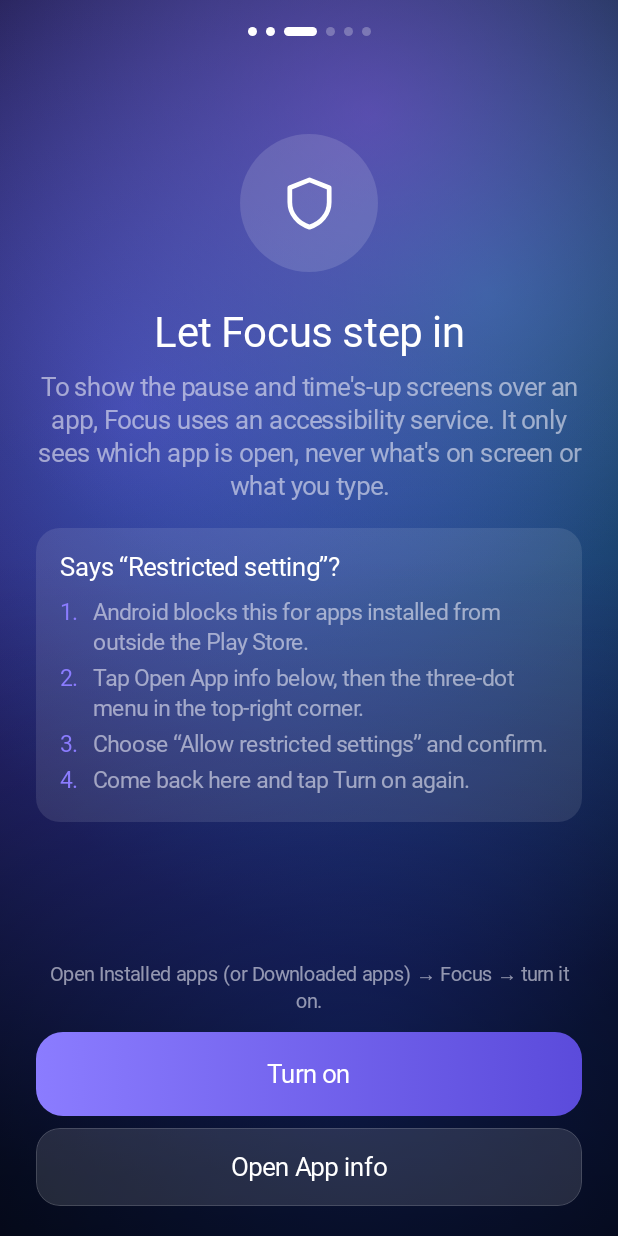
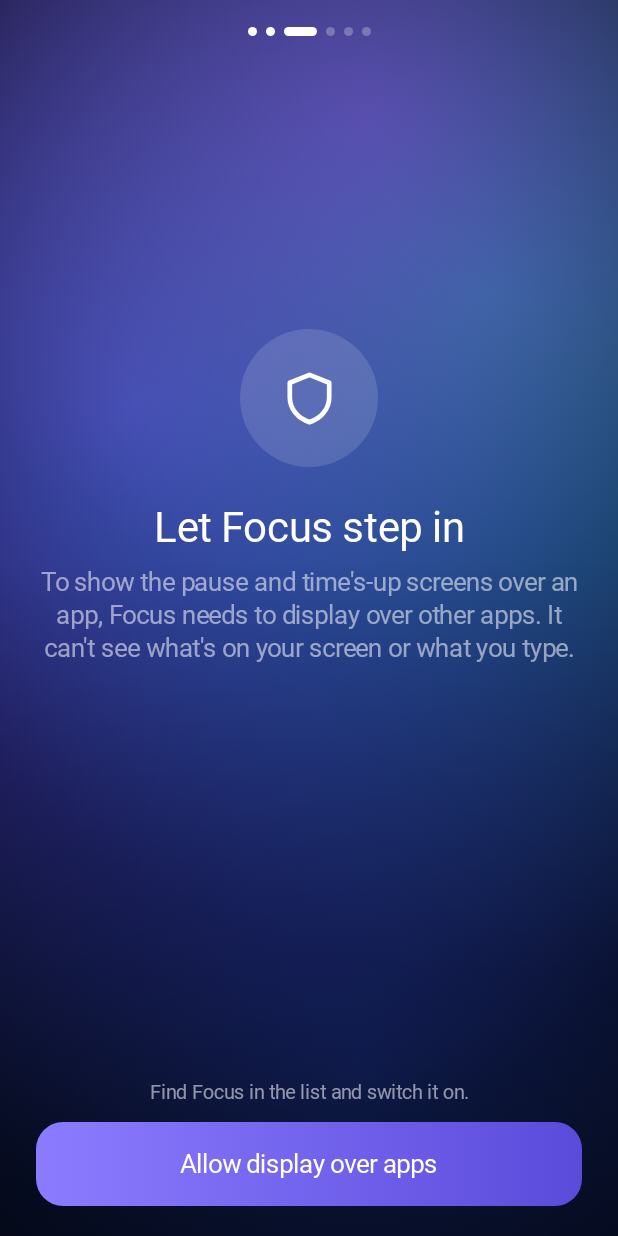
Before and after one commit to Dishan18/Focus, an Android app built with Jetpack Compose: the screen it shows after launch (MainActivity), after a tap on "Continue", on a phone screen of 412 x 824 dp. Run offline under Robolectric (Android 15) with nearby library versions, the phone set to English and light mode, and no system bars; Roboto replaces fonts that are not available here; 1 other tap on this screen came first.

Commit message:
v0.3.0: drop the accessibility service so payment apps work
Google Pay and other UPI/banking apps refuse payments while any
sideloaded app has an accessibility service enabled. Focus now runs
without one:

- The engine is a foreground service that reads the newest usage-log
  entries every 0.75 s, only while the screen is on.
- Gates and overlays use "Display over other apps". A black cover hides
  the app at once; if the gate can't open, the cover asks for one tap.
- The engine restarts after reboot, after updates and if killed.
- Onboarding and the health check ask for "Display over other apps"
  instead of accessibility; the restricted-settings step is gone.
- The doomscroll detector is removed (it needed accessibility).

Co-Authored-By: Claude Opus 5.5 <noreply@anthropic.com>

```diff
--- a/app/build.gradle.kts
+++ b/app/build.gradle.kts
@@ -21,8 +21,8 @@ android {
         applicationId = "com.regain.app"
         minSdk = 28
         targetSdk = 35
-        versionCode = 2
-        versionName = "0.2.0"
+        versionCode = 3
+        versionName = "0.3.0"
 
         // Default accountability-buddy number. Kept out of the public repo:
         // set BUDDY_PHONE as an env var / CI secret, or in buddy.properties.
--- a/app/src/main/java/com/regain/app/core/Permissions.kt
+++ b/app/src/main/java/com/regain/app/core/Permissions.kt
@@ -1,14 +1,12 @@
 package com.regain.app.core
 
 import android.app.AppOpsManager
-import android.content.ComponentName
 import android.content.Context
 import android.content.Intent
 import android.net.Uri
 import android.os.PowerManager
 import android.os.Process
 import android.provider.Settings
-import com.regain.app.service.GuardService
 
 object Permissions {
 
@@ -21,15 +19,11 @@ object Permissions {
         return mode == AppOpsManager.MODE_ALLOWED
     }
 
-    fun hasAccessibility(context: Context): Boolean {
-        val expected = ComponentName(context, GuardService::class.java)
-        val enabled = Settings.Secure.getString(
-            context.contentResolver, Settings.Secure.ENABLED_ACCESSIBILITY_SERVICES,
-        ) ?: return false
-        return enabled.split(':').any {
-            ComponentName.unflattenFromString(it)?.let { c -> c == expected } == true
-        }
-    }
+    /** "Display over other apps": needed to show gates over other apps. */
+    fun canDrawOverlays(context: Context): Boolean = Settings.canDrawOverlays(context)
+
+    /** Everything the engine needs to run. */
+    fun ready(context: Context): Boolean = hasUsageAccess(context) && canDrawOverlays(context)
 
     fun isIgnoringBatteryOptimizations(context: Context): Boolean =
         context.getSystemService(PowerManager::class.java)
@@ -42,7 +36,10 @@ object Permissions {
 
     fun usageAccessFallbackIntent() = Intent(Settings.ACTION_USAGE_ACCESS_SETTINGS)
 
-    fun accessibilityIntent() = Intent(Settings.ACTION_ACCESSIBILITY_SETTINGS)
+    fun overlayIntent(context: Context) =
+        Intent(Settings.ACTION_MANAGE_OVERLAY_PERMISSION, Uri.parse("package:${context.packageName}"))
+
+    fun overlayFallbackIntent() = Intent(Settings.ACTION_MANAGE_OVERLAY_PERMISSION)
 
     fun appDetailsIntent(context: Context) =
         Intent(Settings.ACTION_APPLICATION_DETAILS_SETTINGS).apply {
--- a/app/src/main/java/com/regain/app/ui/MainActivity.kt
+++ b/app/src/main/java/com/regain/app/ui/MainActivity.kt
@@ -74,6 +74,8 @@ class MainActivity : ComponentActivity() {
 
     override fun onResume() {
         super.onResume()
+        // Starting from the foreground is always allowed; harmless if running.
+        com.regain.app.service.GuardService.start(this)
         com.regain.app.service.GuardService.ownUiResumed()
     }
 
@@ -105,7 +107,7 @@ private fun Root() {
     // Permissions can be revoked any time; re-check whenever we come back.
     var healthy by remember { mutableStateOf(true) }
     LifecycleResumeEffect(Unit) {
-        healthy = Permissions.hasUsageAccess(ctx) && Permissions.hasAccessibility(ctx)
+        healthy = Permissions.ready(ctx)
         onPauseOrDispose { }
     }
 
@@ -113,7 +115,8 @@ private fun Root() {
         OnboardingScreen(onDone = {
             Store.onboarded = true
             onboarded = true
-            healthy = Permissions.hasUsageAccess(ctx) && Permissions.hasAccessibility(ctx)
+            healthy = Permissions.ready(ctx)
+            com.regain.app.service.GuardService.start(ctx)
         }, returning = onboarded)
         return
     }
--- a/app/src/main/java/com/regain/app/ui/screens/InsightsScreen.kt
+++ b/app/src/main/java/com/regain/app/ui/screens/InsightsScreen.kt
@@ -94,7 +94,8 @@ fun InsightsScreen(onOpenRecap: () -> Unit) {
             Spacer(Modifier.height(10.dp))
             SpacedRow {
                 StatTile("Extensions", "${counters.sumOf { it.extensions }}", Modifier.weight(1f), accent = RColors.Amber)
-                StatTile("Scroll nudges", "${counters.sumOf { it.doom }}", Modifier.weight(1f), accent = RColors.Pink)
+                val goalMs = Store.dailyGoalMin * TimeUtil.MINUTE
+                StatTile("Days under goal", "${totals.count { it in 1..goalMs }}", Modifier.weight(1f), accent = RColors.Pink)
             }
         }
 
--- a/app/src/main/java/com/regain/app/ui/screens/OnboardingScreen.kt
+++ b/app/src/main/java/com/regain/app/ui/screens/OnboardingScreen.kt
@@ -1,6 +1,5 @@
 package com.regain.app.ui.screens
 
-import android.os.Build
 import androidx.compose.animation.AnimatedContent
 import androidx.compose.animation.core.spring
 import androidx.compose.animation.core.tween
@@ -65,13 +64,13 @@ private const val STEPS = 6
 fun OnboardingScreen(onDone: () -> Unit, returning: Boolean) {
     val ctx = LocalContext.current
     var usage by remember { mutableStateOf(Permissions.hasUsageAccess(ctx)) }
-    var access by remember { mutableStateOf(Permissions.hasAccessibility(ctx)) }
+    var overlay by remember { mutableStateOf(Permissions.canDrawOverlays(ctx)) }
     var battery by remember { mutableStateOf(Permissions.isIgnoringBatteryOptimizations(ctx)) }
     LifecycleResumeEffect(Unit) {
         val u = Permissions.hasUsageAccess(ctx)
-        val a = Permissions.hasAccessibility(ctx)
-        if ((u && !usage) || (a && !access)) Haptics.play(Haptics.Kind.Success)
-        usage = u; access = a
+        val o = Permissions.canDrawOverlays(ctx)
+        if ((u && !usage) || (o && !overlay)) Haptics.play(Haptics.Kind.Success)
+        usage = u; overlay = o
         battery = Permissions.isIgnoringBatteryOptimizations(ctx)
         onPauseOrDispose { }
     }
@@ -125,10 +124,14 @@ fun OnboardingScreen(onDone: () -> Unit, returning: Boolean) {
                             onGrant = { Permissions.launch(ctx, Permissions.usageAccessIntent(ctx), Permissions.usageAccessFallbackIntent()) },
                             onNext = { go(2) },
                         )
-                        2 -> AccessibilityStep(
-                            granted = access,
-                            onGrant = { Permissions.launch(ctx, Permissions.accessibilityIntent()) },
-                            onAppInfo = { Permissions.launch(ctx, Permissions.appDetailsIntent(ctx)) },
+                        2 -> PermissionStep(
+                            icon = RIcons.Shield,
+                            title = "Let Focus step in",
+                            body = "To show the pause and time's-up screens over an app, Focus needs to display over other apps. It can't see what's on your screen or what you type.",
+                            granted = overlay,
+                            grantLabel = "Allow display over apps",
+                            hint = "Find Focus in the list and switch it on.",
+                            onGrant = { Permissions.launch(ctx, Permissions.overlayIntent(ctx), Permissions.overlayFallbackIntent()) },
                             onNext = { go(3) },
                         )
                         3 -> BatteryStep(
@@ -138,7 +141,7 @@ fun OnboardingScreen(onDone: () -> Unit, returning: Boolean) {
                             onNext = { go(4) },
                         )
                         4 -> BuddyStep(onNext = { go(5) })
-                        else -> Done(canFinish = usage && access, onFinish = onDone, onBack = { go(if (!usage) 1 else 2) })
+                        else -> Done(canFinish = usage && overlay, onFinish = onDone, onBack = { go(if (!usage) 1 else 2) })
                     }
                 }
             }
@@ -196,51 +199,18 @@ private fun ColumnScope.PermissionStep(
 }
 
 @Composable
-private fun ColumnScope.AccessibilityStep(granted: Boolean, onGrant: () -> Unit, onAppInfo: () -> Unit, onNext: () -> Unit) {
-    StepHeader(
-        RIcons.Shield,
-        "Let Focus step in",
-        "To show the pause and time's-up screens over an app, Focus uses an accessibility service. It only sees which app is open, never what's on screen or what you type.",
-        granted,
-    )
-    if (!granted && Build.VERSION.SDK_INT >= 33) {
-        Spacer(Modifier.height(18.dp))
-        Instructions(
-            "Says “Restricted setting”?",
-            listOf(
-                "Android blocks this for apps installed from outside the Play Store.",
-                "Tap Open App info below, then the three-dot menu in the top-right corner.",
-                "Choose “Allow restricted settings” and confirm.",
-                "Come back here and tap Turn on again.",
-            ),
-        )
-    }
-    Spacer(Modifier.weight(1f))
-    if (granted) {
-        PrimaryButton("Continue", onNext, haptic = Haptics.Kind.Success)
-    } else {
-        RText("Open Installed apps (or Downloaded apps) → Focus → turn it on.", style = RTheme.type.footnote, color = RColors.Secondary, align = TextAlign.Center)
-        Spacer(Modifier.height(12.dp))
-        PrimaryButton("Turn on", onGrant)
-        Spacer(Modifier.height(8.dp))
-        GlassButton("Open App info", onAppInfo)
-    }
-    Spacer(Modifier.height(20.dp))
-}
-
-@Composable
 private fun ColumnScope.BatteryStep(unrestricted: Boolean, onBattery: () -> Unit, onAppInfo: () -> Unit, onNext: () -> Unit) {
     StepHeader(
         RIcons.Battery,
         "Keep Focus awake",
-        "Realme phones close background apps aggressively. Focus uses almost no battery, since it only wakes when you switch apps, but it needs permission to stay.",
+        "Realme phones close background apps aggressively. Focus uses very little battery and only works while your screen is on, but it needs permission to stay.",
         unrestricted,
     )
     Spacer(Modifier.height(18.dp))
     Instructions(
         "On Realme",
         listOf(
-            "Open App info → Battery → turn on “Allow background activity”.",
+            "Open App info → Battery usage → turn on “Allow background activity” and “Allow auto launch”.",
             "Open Recents, swipe down on Focus's card (or use its three-dot menu) and choose Lock.",
         ),
     )
@@ -264,7 +234,7 @@ private fun ColumnScope.Done(canFinish: Boolean, onFinish: () -> Unit, onBack: (
     Spacer(Modifier.height(10.dp))
     RText(
         if (canFinish) "Add a limit to your first time-sink app. Focus handles the rest."
-        else "Usage access and the accessibility service are both needed for limits to work.",
+        else "Usage access and display over other apps are both needed for limits to work.",
         color = RColors.Secondary, align = TextAlign.Center,
     )
     Spacer(Modifier.weight(1.2f))
--- a/app/src/main/java/com/regain/app/ui/shield/ShieldActivity.kt
+++ b/app/src/main/java/com/regain/app/ui/shield/ShieldActivity.kt
@@ -63,6 +63,7 @@ class ShieldActivity : ComponentActivity() {
 
     override fun onResume() {
         super.onResume()
+        GuardService.start(this)
         GuardService.ownUiResumed()
     }
 
--- a/app/src/main/java/com/regain/app/widget/FocusWidget.kt
+++ b/app/src/main/java/com/regain/app/widget/FocusWidget.kt
@@ -35,6 +35,8 @@ import kotlin.math.sin
 class FocusWidget : AppWidgetProvider() {
 
     override fun onUpdate(context: Context, manager: AppWidgetManager, ids: IntArray) {
+        // A chance to restart the engine if Android stopped it.
+        com.regain.app.service.GuardService.start(context)
         val pending = goAsync()
         io.execute {
             try { render(context.applicationContext, manager, ids) } finally { pending.finish() }
--- /dev/null
+++ b/app/src/main/res/drawable/ic_stat_focus.xml
@@ -0,0 +1,15 @@
+<?xml version="1.0" encoding="utf-8"?>
+<!-- Status-bar icon: the open ring with a dot from the app icon. -->
+<vector xmlns:android="http://schemas.android.com/apk/res/android"
+    android:width="24dp" android:height="24dp"
+    android:viewportWidth="24" android:viewportHeight="24">
+    <path
+        android:pathData="M12,4.5 A7.5,7.5 0 1,1 4.95,9.45"
+        android:strokeWidth="2.4"
+        android:strokeLineCap="round"
+        android:strokeColor="#FFFFFFFF"
+        android:fillColor="#00000000" />
+    <path
+        android:pathData="M12,12m-2,0a2,2 0 1,1 4,0a2,2 0 1,1 -4,0"
+        android:fillColor="#FFFFFFFF" />
+</vector>
--- a/app/src/main/res/values/strings.xml
+++ b/app/src/main/res/values/strings.xml
@@ -1,5 +1,4 @@
 <resources>
     <string name="app_name">Focus</string>
-    <string name="guard_description">Focus watches which app is on screen so it can enforce the limits you set. It never reads what you type or see, and nothing leaves your phone.</string>
     <string name="widget_description">Today\'s screen time, your Bloom, and what\'s left on your limits.</string>
 </resources>
```
Also changed, not shown: app/src/main/AndroidManifest.xml (+20 -7 lines), app/src/main/java/com/regain/app/data/Store.kt (+0 -11 lines), app/src/main/java/com/regain/app/service/BootReceiver.kt (added, +16 -0 lines), app/src/main/java/com/regain/app/service/GuardService.kt (+188 -79 lines), app/src/main/java/com/regain/app/service/Overlays.kt (+144 -27 lines), app/src/main/java/com/regain/app/ui/screens/SettingsScreen.kt (+5 -7 lines), app/src/main/res/xml/guard_service.xml (deleted, +0 -10 lines), 1 other file.
